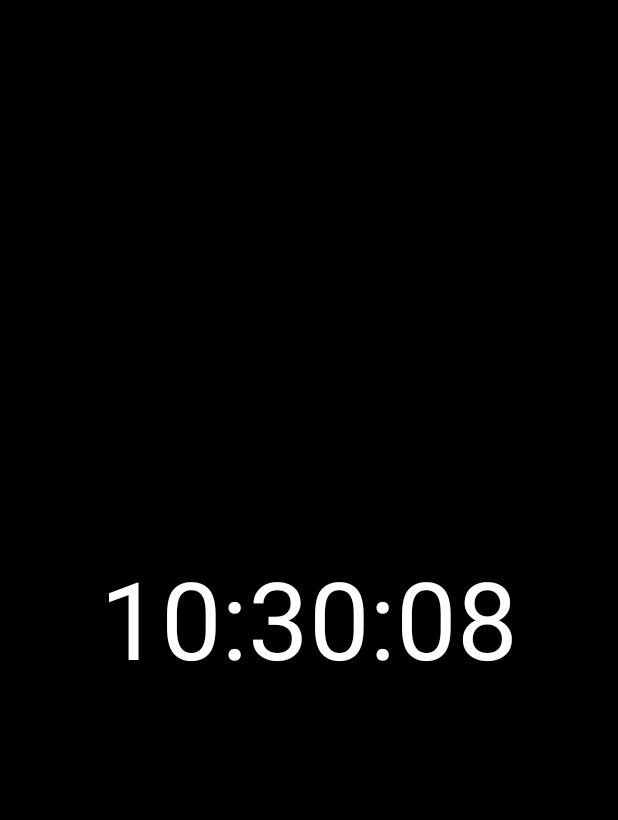
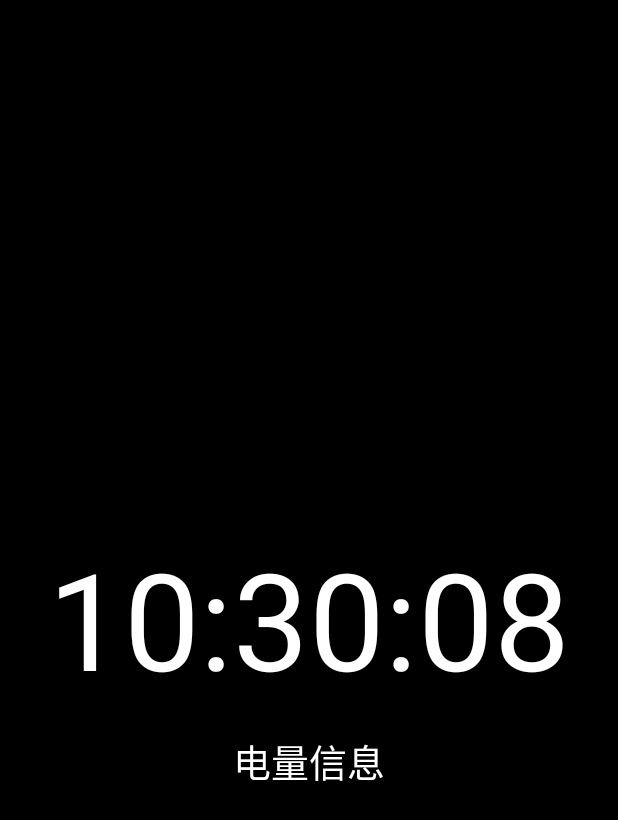
Before and after one commit to ytdttj/BigBlackClockForKitKat, an Android app: the screen it shows after launch (MainActivity), on a phone screen of 412 x 824 dp. Shown: the top 820 px of the screen. Run offline under Robolectric (Android 15) with nearby library versions, the phone set to English and light mode, and no system bars.

Commit message:
Upload 1.1

```diff
--- a/app/build.gradle.kts
+++ b/app/build.gradle.kts
@@ -11,8 +11,8 @@ android {
         applicationId = "cc.ytdttj.bigblackclock44"
         minSdk = 19
         targetSdk = 33
-        versionCode = 1
-        versionName = "1.0"
+        versionCode = 2
+        versionName = "1.1"
 
         testInstrumentationRunner = "androidx.test.runner.AndroidJUnitRunner"
     }
--- a/app/src/main/java/cc/ytdttj/bigblackclock44/MainActivity.java
+++ b/app/src/main/java/cc/ytdttj/bigblackclock44/MainActivity.java
@@ -2,8 +2,12 @@ package cc.ytdttj.bigblackclock44;
 
 import androidx.appcompat.app.AppCompatActivity;
 
-import android.os.Bundle;
 import android.app.Activity;
+import android.content.BroadcastReceiver;
+import android.content.Context;
+import android.content.Intent;
+import android.content.IntentFilter;
+import android.os.BatteryManager;
 import android.os.Bundle;
 import android.os.Handler;
 import android.widget.TextView;
@@ -14,7 +18,9 @@ import java.util.Locale;
 public class MainActivity extends Activity {
 
     private TextView clockTextView;
+    private TextView batteryTextView;
     private Handler handler;
+    private BroadcastReceiver batteryReceiver;
 
     @Override
     protected void onCreate(Bundle savedInstanceState) {
@@ -22,6 +28,7 @@ public class MainActivity extends Activity {
         setContentView(R.layout.activity_main);
 
         clockTextView = findViewById(R.id.clockTextView);
+        batteryTextView = findViewById(R.id.batteryTextView);
         handler = new Handler();
 
         // 创建一个线程用于更新时钟
@@ -34,6 +41,31 @@ public class MainActivity extends Activity {
         };
 
         handler.post(updateTimeRunnable);
+
+        // 注册电池广播接收器
+        batteryReceiver = new BroadcastReceiver() {
+            @Override
+            public void onReceive(Context context, Intent intent) {
+                int level = intent.getIntExtra(BatteryManager.EXTRA_LEVEL, -1);
+                int scale = intent.getIntExtra(BatteryManager.EXTRA_SCALE, -1);
+                int status = intent.getIntExtra(BatteryManager.EXTRA_STATUS, -1);
+
+                float batteryPercent = (level / (float) scale) * 100;
+
+                String batteryStatusText = "";
+
+                if (status == BatteryManager.BATTERY_STATUS_CHARGING) {
+                    batteryStatusText = "正在充电：" + String.format(Locale.getDefault(), "%.2f%%", batteryPercent);
+                } else {
+                    batteryStatusText = "电量：" + String.format(Locale.getDefault(), "%.2f%%", batteryPercent);
+                }
+
+                batteryTextView.setText(batteryStatusText);
+            }
+        };
+
+        IntentFilter filter = new IntentFilter(Intent.ACTION_BATTERY_CHANGED);
+        registerReceiver(batteryReceiver, filter);
     }
 
     // 更新时钟文本
@@ -42,4 +74,13 @@ public class MainActivity extends Activity {
         String currentTime = sdf.format(new Date());
         clockTextView.setText(currentTime);
     }
+
+    @Override
+    protected void onDestroy() {
+        super.onDestroy();
+        // 取消注册电池广播接收器
+        if (batteryReceiver != null) {
+            unregisterReceiver(batteryReceiver);
+        }
+    }
 }
--- a/app/src/main/res/layout/activity_main.xml
+++ b/app/src/main/res/layout/activity_main.xml
@@ -11,8 +11,20 @@
         android:layout_height="wrap_content"
         android:layout_centerInParent="true"
         android:textColor="#FFFFFF"
-        android:textSize="72sp"
+        android:textSize="90sp"
         android:text="00:00:00"
         android:gravity="center" />
 
+    <TextView
+        android:id="@+id/batteryTextView"
+        android:layout_width="wrap_content"
+        android:layout_height="wrap_content"
+        android:layout_below="@id/clockTextView"
+        android:layout_centerHorizontal="true"
+        android:layout_marginTop="16dp"
+        android:textColor="#FFFFFF"
+        android:textSize="25sp"
+        android:text="电量信息"
+        android:gravity="center" />
+
 </RelativeLayout>
```
Also changed, not shown: 1 other file.
